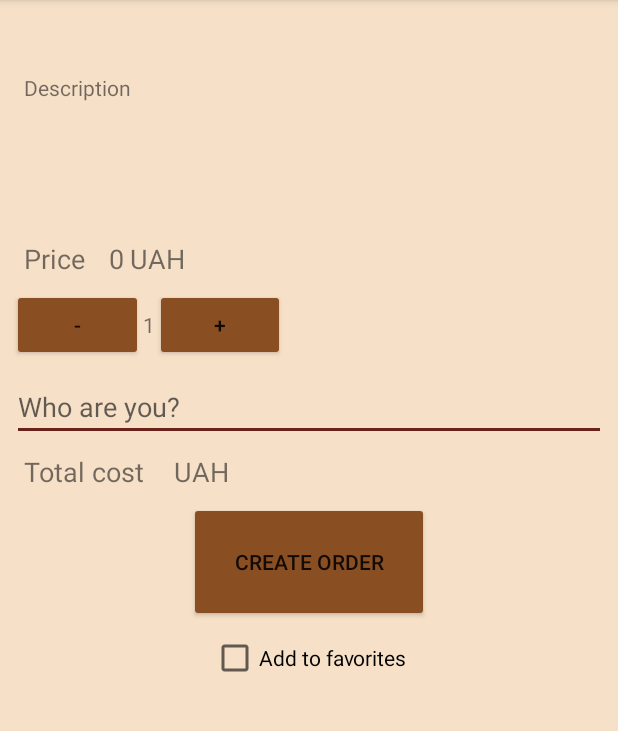
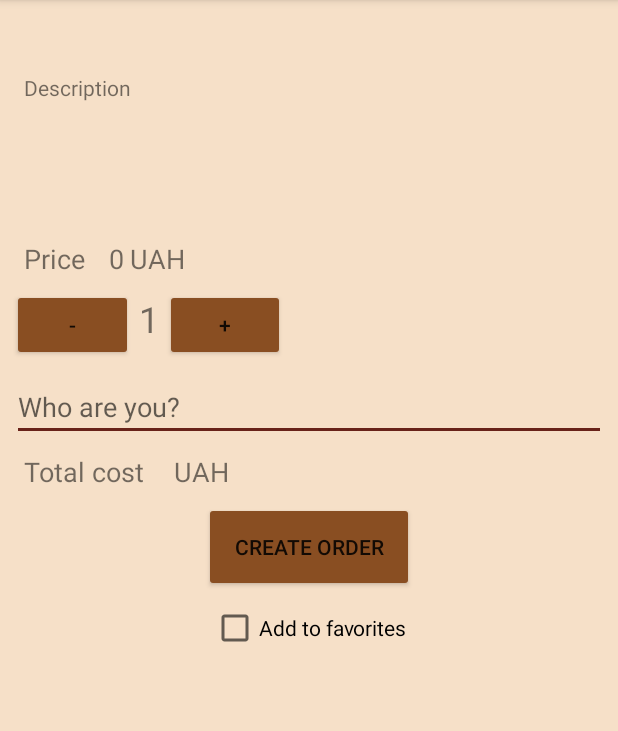
Before and after one commit to AlexanderPokidin/KavaBulki, an Android app: the KavaActivity screen opened directly, with no data from a screen before it, on a phone screen of 412 x 824 dp, the part 84-815 px from its top. Run offline under Robolectric (Android 15) with nearby library versions, the light colour scheme and no system bars; 7 statements that could not run were skipped.

Commit message:
Buttons are smaller

```diff
--- a/app/src/main/AndroidManifest.xml
+++ b/app/src/main/AndroidManifest.xml
@@ -16,8 +16,8 @@
                 <category android:name="android.intent.category.LAUNCHER" />
             </intent-filter>
         </activity>
-        <activity android:name=".KavaActivity"></activity>
-        <activity android:name=".KavaListActivity"></activity>
+        <activity android:name=".KavaActivity" />
+        <activity android:name=".KavaListActivity" />
     </application>
 
 </manifest>
--- a/app/src/main/res/layout/activity_kava.xml
+++ b/app/src/main/res/layout/activity_kava.xml
@@ -37,7 +37,8 @@
                 android:layout_marginStart="16dp"
                 android:layout_marginTop="8dp"
                 android:layout_weight="1"
-                android:text="@string/description" />
+                android:text="@string/description"
+                tools:ignore="NestedWeights" />
 
             <LinearLayout
                 android:id="@+id/price_layout"
@@ -91,6 +92,9 @@
                     android:layout_width="wrap_content"
                     android:layout_height="wrap_content"
                     android:text="1"
+                    android:textSize="24sp"
+                    android:layout_marginStart="4dp"
+                    android:layout_marginEnd="4dp"
                     tools:ignore="HardcodedText" />
 
                 <Button
@@ -159,8 +163,8 @@
 
     <Button
         android:id="@+id/order_button"
-        android:layout_width="160dp"
-        android:layout_height="80dp"
+        android:layout_width="140dp"
+        android:layout_height="60dp"
         android:layout_gravity="center_horizontal"
         android:layout_marginEnd="8dp"
         android:layout_marginStart="8dp"
```
